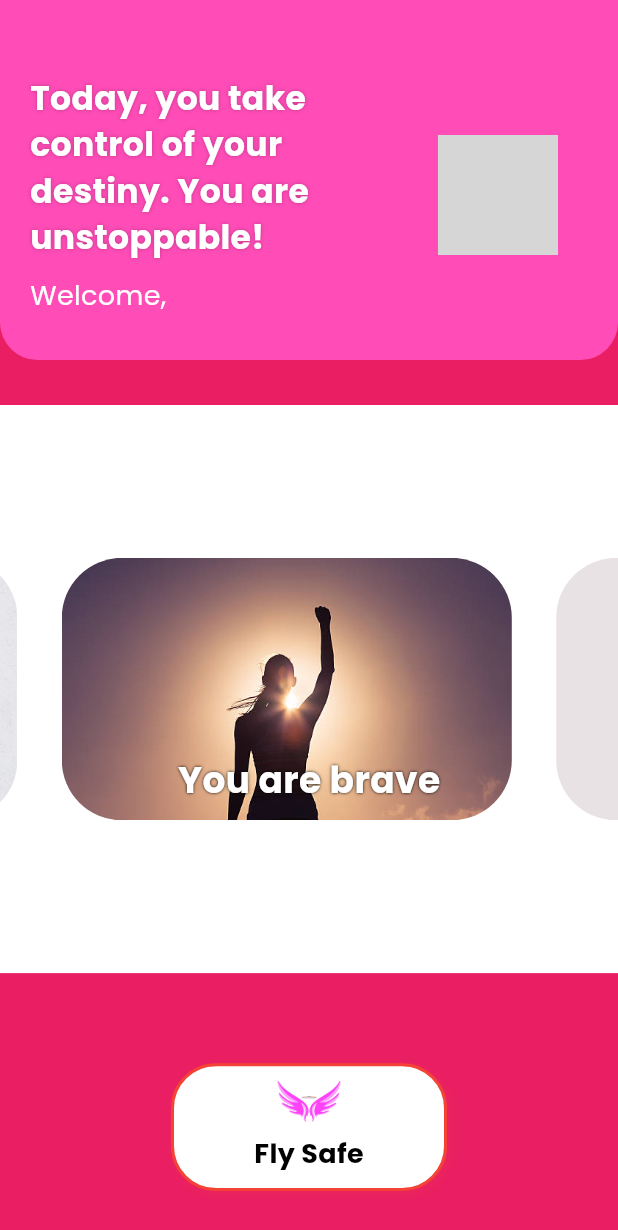
After one commit to yumyum-web/ai_guardian, a Flutter app: the LobbyScreen screen opened directly, on a phone screen of 412 x 824 dp. The commit adds this screen. Shown: the top 1230 px of the screen. Run offline on Flutter 3.47's test engine with Material 3 defaults, Android fonts, the phone set to English and light mode, and no system bars; drawn by our look-alikes of carousel_slider; our stand-ins replace cached_network_image, cloud_firestore, firebase_auth, firebase_core, google_fonts, shared_preferences; accounts and stored records are empty; network calls fail; grey boxes are pictures that could not be loaded.

Commit message:
feat: Implement Lobby Screen as main entry point and update navigation
This commit introduces a `LobbyScreen` as the main entry point after user authentication and updates the navigation flow. The changes include:

-   **Lobby Screen:**
    -   Created a new `LobbyScreen` in `lib/screens/lobby_screen.dart` with:
        -   A top section with user profile information (name and photo).
        -   A carousel displaying inspirational images and messages.
        -   A "Fly Safe" button that navigates to the `DashboardScreen`.
    -   The `LobbyScreen` displays a welcome message using the user's display name retrieved from `AuthService`.
    -   Added new images in `assets/images/`: `lobby_carousel_1.png`, `lobby_carousel_2.png`, `lobby_carousel_3.png`, `dashboard_profile.png` and `logo.png`.
-   **Navigation Flow:**
    -   Modified `SignUpScreen` to navigate to `LobbyScreen` after successful user registration.
    -   Modified `LoginScreen` to navigate to `LobbyScreen` after successful login.
    -   Modified `SplashScreen` to navigate to `LobbyScreen` if the user is already authenticated.
-   **Carousel:**
    - Added `carousel_slider` dependency.
    - Implemented a carousel with `CarouselSlider` to display strength images.
    - The carousel is configured to auto-play and to start with a random image.
- **Dependencies:**
    - Added `carousel_slider` dependency to `pubspec.yaml` and `pubspec.lock`.

```diff
--- /dev/null
+++ b/lib/screens/lobby_screen.dart
@@ -0,0 +1,196 @@
+import 'dart:math';
+
+import 'package:ai_guardian/screens/dashboard_screen.dart';
+import 'package:ai_guardian/services/auth_service.dart';
+import 'package:cached_network_image/cached_network_image.dart';
+import 'package:carousel_slider/carousel_slider.dart';
+import 'package:firebase_auth/firebase_auth.dart';
+import 'package:flutter/material.dart';
+
+class LobbyScreen extends StatefulWidget {
+  @override
+  State<LobbyScreen> createState() => _LobbyScreenState();
+}
+
+class _LobbyScreenState extends State<LobbyScreen> {
+  final AuthService _authService = AuthService();
+  User? user;
+  final carouselItems = [
+    ('assets/images/lobby_carousel_1.png', 'You are strong'),
+    ('assets/images/lobby_carousel_2.png', 'You are brave'),
+    ('assets/images/lobby_carousel_3.png', 'You are loved'),
+  ];
+
+  @override
+  void initState() {
+    super.initState();
+    _authService.authStateChanges.listen((User? user) {
+      setState(() {
+        this.user = user;
+      });
+    });
+  }
+
+  @override
+  Widget build(BuildContext context) {
+    String name = user?.displayName ?? 'Valora';
+    String photoUrl =
+        user?.photoURL ??
+        'https://via.assets.so/img.jpg?w=400&h=400&tc=red&bg=white&t=Error';
+
+    return Scaffold(
+      backgroundColor: Colors.pink,
+      body: Column(
+        crossAxisAlignment: CrossAxisAlignment.center,
+        spacing: 30,
+        children: [
+          // Top Section
+          Container(
+            padding: EdgeInsets.only(
+              top: 50,
+              left: 20,
+              right: 20,
+              bottom: 30,
+            ),
+            decoration: BoxDecoration(
+              color: Theme.of(context).primaryColor,
+              borderRadius: BorderRadius.vertical(
+                bottom: Radius.circular(25),
+              ),
+            ),
+            child: Row(
+              children: [
+                Expanded(
+                  child: Column(
+                    crossAxisAlignment: CrossAxisAlignment.start,
+                    spacing: 10,
+                    children: [
+                      Text(
+                        "Today, you take control of your destiny. You are unstoppable!",
+                        style: TextStyle(
+                          fontSize: 22,
+                          fontWeight: FontWeight.bold,
+                          color: Colors.white,
+                          shadows: [Shadow(blurRadius: 3, color: Colors.black26)],
+                        ),
+                      ),
+                      Text(
+                        "Welcome, $name",
+                        style: TextStyle(
+                          fontSize: 18,
+                          color: Colors.white,
+                        ),
+                      ),
+                    ],
+                  ),
+                ),
+                Padding(
+                  padding: const EdgeInsets.all(20),
+                  child: CircleAvatar(
+                    radius: 40,
+                    backgroundImage: CachedNetworkImageProvider(photoUrl),
+                  ),
+                ),
+              ],
+            ),
+          ),
+
+          // Strength Image Carousel
+          Expanded(
+            child: Container(
+              color: Colors.white,
+              padding: EdgeInsets.symmetric(vertical: 10),
+              alignment: Alignment.center,
+              child: CarouselSlider(
+                options: CarouselOptions(
+                  height: 175,
+                  autoPlay: true,
+                  initialPage: Random().nextInt(3),
+                ),
+                items:
+                    carouselItems.map((item) {
+                      return Builder(
+                        builder: (BuildContext context) {
+                          return Stack(
+                            children: [
+                              ClipRRect(
+                                borderRadius: BorderRadius.circular(40),
+                                child: Image.asset(
+                                  item.$1,
+                                  fit: BoxFit.cover,
+                                  width: 300,
+                                  height: 175,
+                                ),
+                              ),
+                              Container(
+                                padding: EdgeInsets.all(10),
+                                alignment: Alignment.bottomCenter,
+                                child: Text(
+                                  item.$2,
+                                  style: TextStyle(
+                                    fontSize: 24,
+                                    fontWeight: FontWeight.bold,
+                                    color: Colors.white,
+                                    shadows: [
+                                      Shadow(blurRadius: 2, color: Colors.black),
+                                    ],
+                                  ),
+                                ),
+                              ),
+                            ],
+                          );
+                        },
+                      );
+                    }).toList(),
+              ),
+            ),
+          ),
+
+          // Fly Safe Button
+          Padding(
+            padding: const EdgeInsets.all(30.0),
+            child: GestureDetector(
+              onTap: _onTapFlySafe,
+              child: Container(
+                padding: EdgeInsets.symmetric(vertical: 10, horizontal: 40),
+                decoration: BoxDecoration(
+                  color: Colors.white,
+                  border: Border.all(color: Colors.red, width: 2),
+                  borderRadius: BorderRadius.circular(30),
+                  boxShadow: [
+                    BoxShadow(
+                      color: Colors.red.withValues(alpha: 0.2),
+                      blurRadius: 5,
+                      offset: Offset(2, 2),
+                    ),
+                  ],
+                ),
+                child: Column(
+                  children: [
+                    Image.asset('assets/images/logo.png', width: 100),
+                    SizedBox(height: 5),
+                    Text(
+                      "Fly Safe",
+                      style: TextStyle(
+                        fontSize: 18,
+                        fontWeight: FontWeight.bold,
+                        color: Colors.black,
+                      ),
+                    ),
+                  ],
+                ),
+              ),
+            ),
+          ),
+        ],
+      ),
+    );
+  }
+
+  void _onTapFlySafe() {
+    Navigator.pushReplacement(
+      context,
+      MaterialPageRoute(builder: (_) => DashboardScreen()),
+    );
+  }
+}
--- a/lib/screens/login_screen.dart
+++ b/lib/screens/login_screen.dart
@@ -1,4 +1,4 @@
-import 'package:ai_guardian/screens/dashboard_screen.dart';
+import 'package:ai_guardian/screens/lobby_screen.dart';
 import 'package:ai_guardian/screens/signup_screen.dart';
 import 'package:ai_guardian/services/auth_service.dart';
 import 'package:flutter/material.dart';
@@ -75,7 +75,7 @@ class _LoginScreenState extends State<LoginScreen> {
 
                   try {
                     await _authService.signIn(email, password);
-                    _goToDashboard();
+                    _goToLobby();
                   } catch (e) {
                     _showErrorMessage(e.toString());
                   }
@@ -159,10 +159,10 @@ class _LoginScreenState extends State<LoginScreen> {
     );
   }
 
-  void _goToDashboard() {
+  void _goToLobby() {
     Navigator.pushReplacement(
       context,
-      MaterialPageRoute(builder: (_) => DashboardScreen()),
+      MaterialPageRoute(builder: (_) => LobbyScreen()),
     );
   }
 }
--- a/lib/screens/signup_screen.dart
+++ b/lib/screens/signup_screen.dart
@@ -1,6 +1,6 @@
 import 'package:ai_guardian/enums/role_enum.dart';
 import 'package:ai_guardian/models/user_model.dart';
-import 'package:ai_guardian/screens/dashboard_screen.dart';
+import 'package:ai_guardian/screens/lobby_screen.dart';
 import 'package:ai_guardian/screens/login_screen.dart';
 import 'package:ai_guardian/services/auth_service.dart';
 import 'package:ai_guardian/services/users_service.dart';
@@ -93,7 +93,10 @@ class _SignUpScreenState extends State<SignUpScreen> {
                   String email = _emailController.text.trim();
                   String password = _passwordController.text.trim();
 
-                  if (name.isEmpty || email.isEmpty || password.isEmpty || _selectedRole == null) {
+                  if (name.isEmpty ||
+                      email.isEmpty ||
+                      password.isEmpty ||
+                      _selectedRole == null) {
                     _showErrorMessage("Please fill in all fields");
                     return;
                   }
@@ -108,19 +111,21 @@ class _SignUpScreenState extends State<SignUpScreen> {
                       );
 
                       try {
-                        await _usersService.addUser(UserModel(
-                          id: user.uid,
-                          name: name,
-                          email: email,
-                          role: _selectedRole!,
-                        ));
+                        await _usersService.addUser(
+                          UserModel(
+                            id: user.uid,
+                            name: name,
+                            email: email,
+                            role: _selectedRole!,
+                          ),
+                        );
                       } catch (e) {
                         await user.delete();
                         rethrow;
                       }
                     }
 
-                    _goToDashboard();
+                    _goToLobby();
                   } catch (e) {
                     _showErrorMessage(e.toString());
                   }
@@ -245,10 +250,10 @@ class _SignUpScreenState extends State<SignUpScreen> {
     );
   }
 
-  void _goToDashboard() {
+  void _goToLobby() {
     Navigator.pushReplacement(
       context,
-      MaterialPageRoute(builder: (_) => DashboardScreen()),
+      MaterialPageRoute(builder: (_) => LobbyScreen()),
     );
   }
 }
--- a/lib/screens/splash_screen.dart
+++ b/lib/screens/splash_screen.dart
@@ -1,4 +1,4 @@
-import 'package:ai_guardian/screens/dashboard_screen.dart';
+import 'package:ai_guardian/screens/lobby_screen.dart';
 import 'package:ai_guardian/screens/onboarding_screen.dart';
 import 'package:ai_guardian/screens/signup_screen.dart';
 import 'package:ai_guardian/services/auth_service.dart';
@@ -33,7 +33,7 @@ class _SplashScreenState extends State<SplashScreen> {
         if (user == null) {
           _goToSignUp();
         } else {
-          _goToDashboard();
+          _goToLobby();
         }
       });
     }
@@ -72,10 +72,10 @@ class _SplashScreenState extends State<SplashScreen> {
     );
   }
 
-  void _goToDashboard() {
+  void _goToLobby() {
     Navigator.pushReplacement(
       context,
-      MaterialPageRoute(builder: (_) => DashboardScreen()),
+      MaterialPageRoute(builder: (_) => LobbyScreen()),
     );
   }
 }
--- a/pubspec.yaml
+++ b/pubspec.yaml
@@ -18,6 +18,7 @@ dependencies:
   firebase_auth: ^5.5.0
   cached_network_image: ^3.4.1
   cloud_firestore: ^5.6.5
+  carousel_slider: ^5.0.0
 
 dev_dependencies:
   flutter_test:
@@ -39,3 +40,7 @@ flutter:
     - assets/images/dashboard_safe_shaker.png
     - assets/images/dashboard_track_me.png
     - assets/images/dashboard_support.png
+    - assets/images/logo.png
+    - assets/images/lobby_carousel_1.png
+    - assets/images/lobby_carousel_2.png
+    - assets/images/lobby_carousel_3.png
```
Also changed, not shown: assets/images/dashboard_profile.png (added), assets/images/lobby_carousel_1.png (added), assets/images/lobby_carousel_2.png (added), assets/images/lobby_carousel_3.png (added), assets/images/logo.png (added), pubspec.lock.
